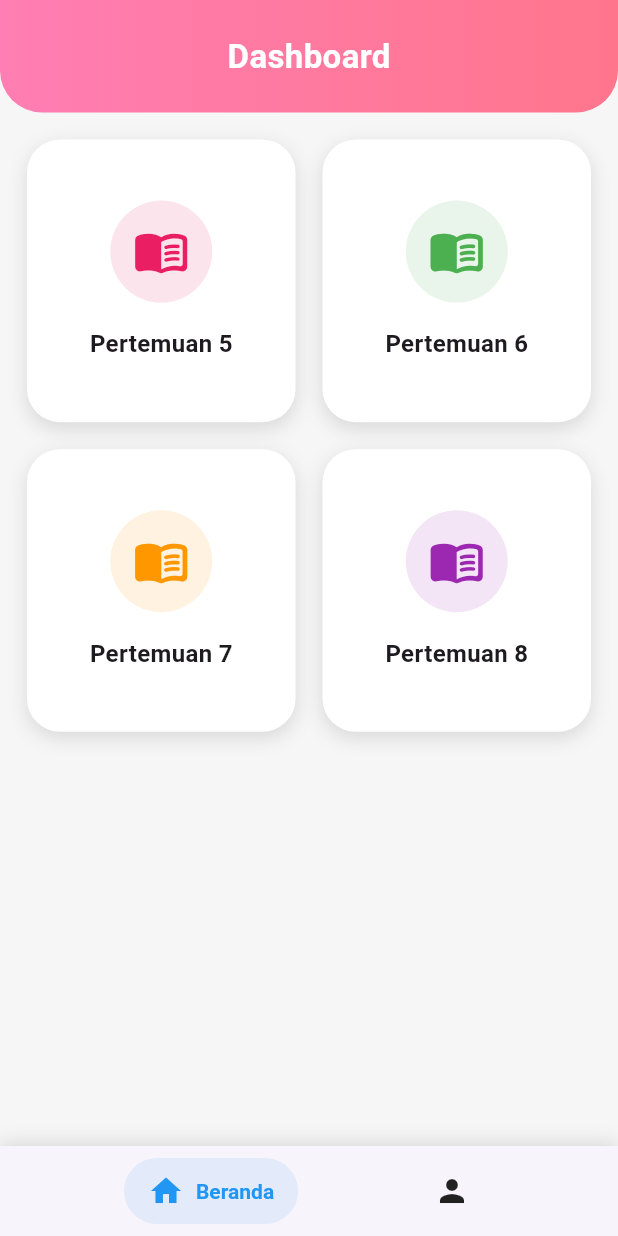
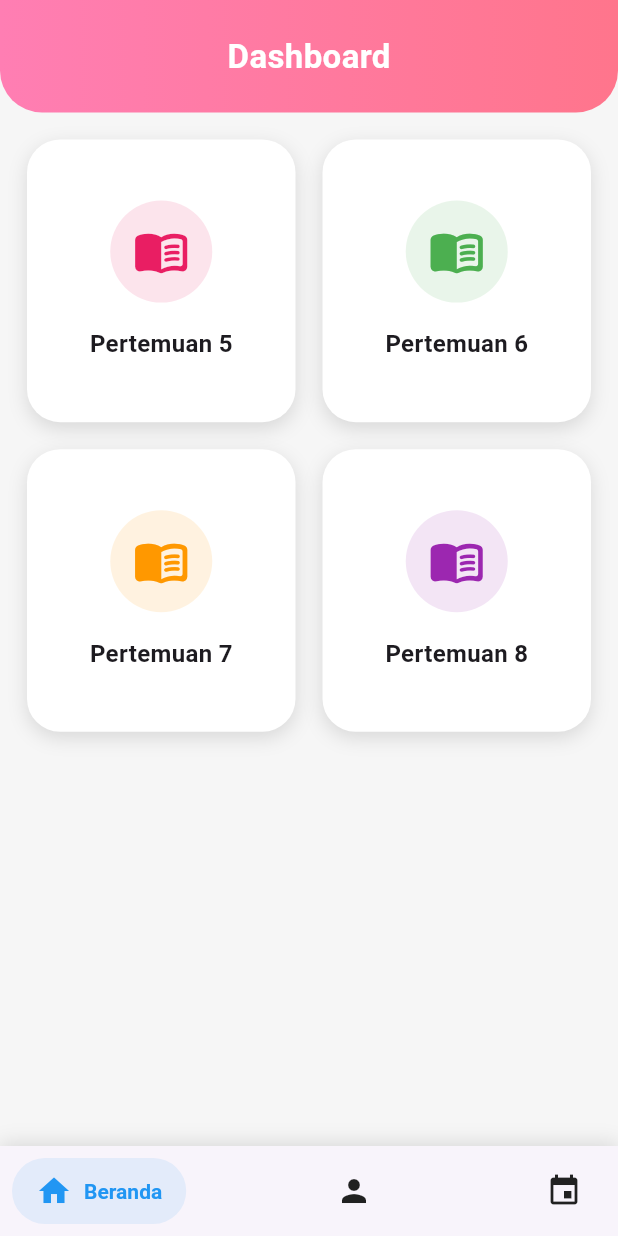
Before and after one commit to auraadiana22/MobileProgramming_p7, a Flutter app: the screen it shows after launch, on a phone screen of 412 x 824 dp. Run offline on Flutter 3.47's test engine with Material 3 defaults, Android fonts, the phone set to English and light mode, and no system bars; drawn by our look-alikes of salomon_bottom_bar.

Commit message:
modified:   lib/main.dart modified: lib/pertemuan/pertemuan6.dart

```diff
--- a/lib/main.dart
+++ b/lib/main.dart
@@ -2,6 +2,7 @@ import 'package:flutter/material.dart';
 import 'package:salomon_bottom_bar/salomon_bottom_bar.dart';
 import 'page/beranda_page.dart';
 import 'page/profile_page.dart';
+import 'pertemuan/pertemuan6.dart'; // Import Pertemuan 6
 
 void main() {
   runApp(const MyApp());
@@ -84,6 +85,7 @@ class _MyAppState extends State<MyApp> {
     final List<Widget> pages = [
       BerandaPage(profile: profile),
       ProfilePage(profile: profile, onSave: updateProfile),
+      Pertemuan6Page(), // Tambahkan page untuk pertemuan 6
     ];
 
     return MaterialApp(
@@ -117,6 +119,11 @@ class _MyAppState extends State<MyApp> {
                 title: const Text("Profile"),
                 selectedColor: Colors.blue,
               ),
+              SalomonBottomBarItem(
+                icon: const Icon(Icons.event),
+                title: const Text("Pertemuan 6"),
+                selectedColor: Colors.green, // Untuk Pertemuan 6
+              ),
             ],
           ),
         ),
```
Also changed, not shown: lib/pertemuan/pertemuan6.dart (+55 -0 lines).
